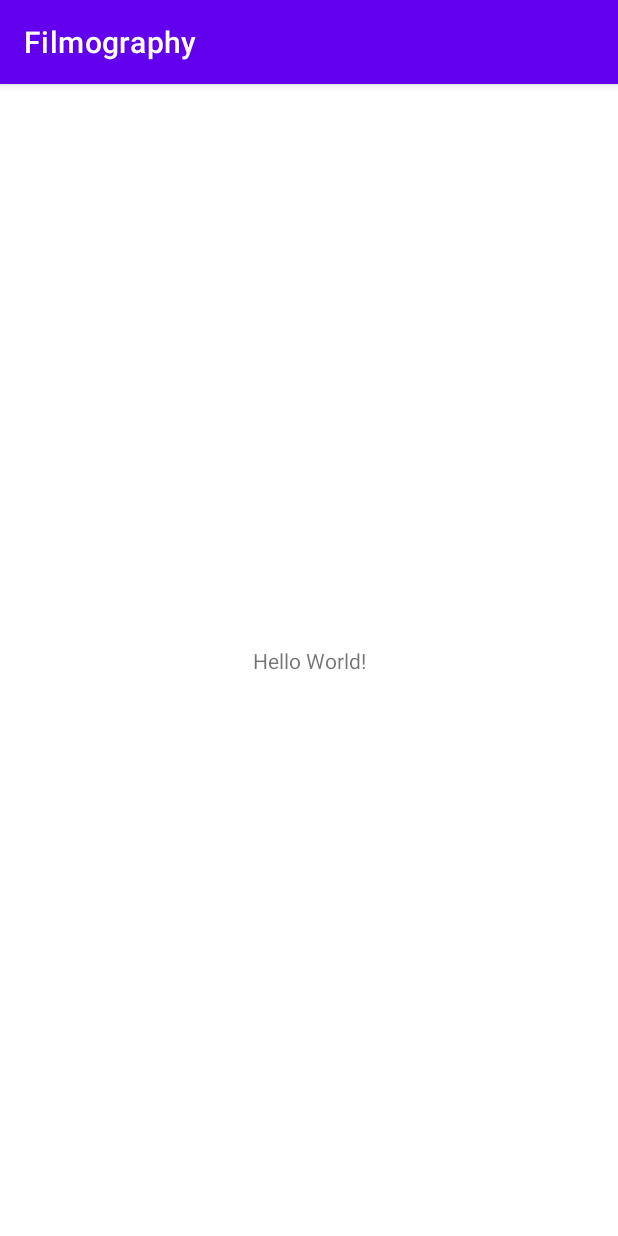
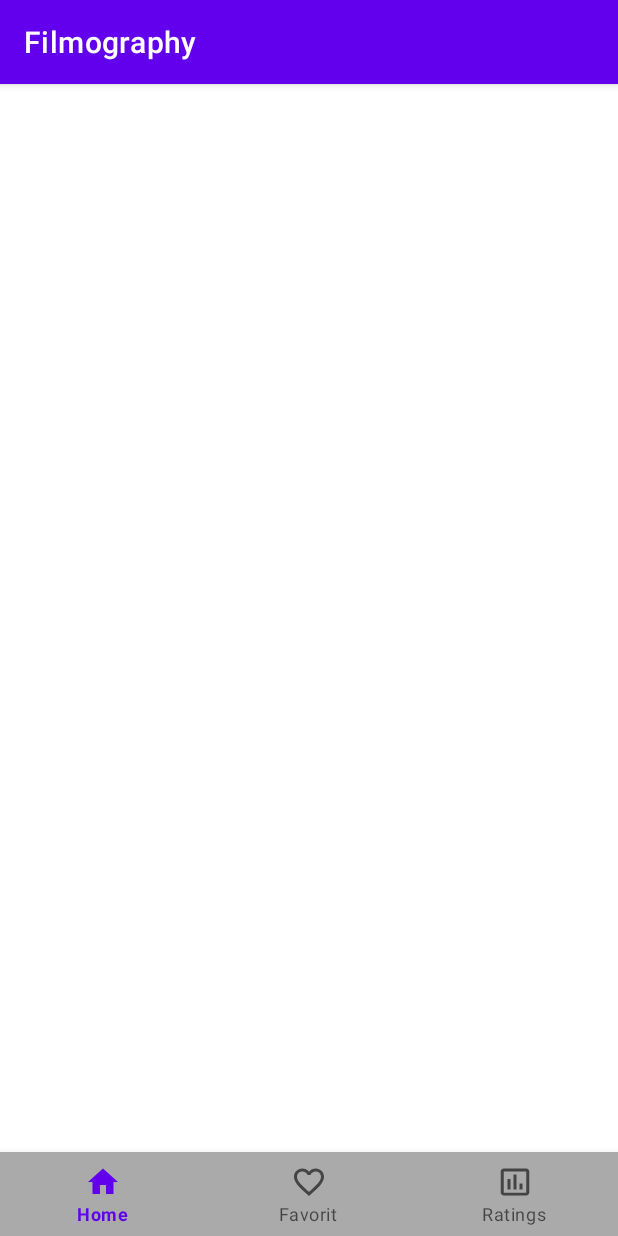
Before and after one commit to Harrier55/Filmography, an Android app: the screen it shows after launch (MainActivity), on a phone screen of 412 x 824 dp. Run offline under Robolectric (Android 15) with nearby library versions, the phone set to English and light mode, and no system bars.

Commit message:
add bottom navigation menu in layout main activity

```diff
--- /dev/null
+++ b/app/src/main/res/drawable/ic_chart.xml
@@ -0,0 +1,10 @@
+<vector xmlns:android="http://schemas.android.com/apk/res/android"
+    android:width="24dp"
+    android:height="24dp"
+    android:viewportWidth="24"
+    android:viewportHeight="24"
+    android:tint="?attr/colorControlNormal">
+  <path
+      android:fillColor="@android:color/white"
+      android:pathData="M9,17L7,17v-7h2v7zM13,17h-2L11,7h2v10zM17,17h-2v-4h2v4zM19.5,19.1h-15L4.5,5h15v14.1zM19.5,3h-15c-1.1,0 -2,0.9 -2,2v14c0,1.1 0.9,2 2,2h15c1.1,0 2,-0.9 2,-2L21.5,5c0,-1.1 -0.9,-2 -2,-2z"/>
+</vector>
--- /dev/null
+++ b/app/src/main/res/drawable/ic_favorite.xml
@@ -0,0 +1,10 @@
+<vector xmlns:android="http://schemas.android.com/apk/res/android"
+    android:width="24dp"
+    android:height="24dp"
+    android:viewportWidth="24"
+    android:viewportHeight="24"
+    android:tint="?attr/colorControlNormal">
+  <path
+      android:fillColor="@android:color/white"
+      android:pathData="M16.5,3c-1.74,0 -3.41,0.81 -4.5,2.09C10.91,3.81 9.24,3 7.5,3 4.42,3 2,5.42 2,8.5c0,3.78 3.4,6.86 8.55,11.54L12,21.35l1.45,-1.32C18.6,15.36 22,12.28 22,8.5 22,5.42 19.58,3 16.5,3zM12.1,18.55l-0.1,0.1 -0.1,-0.1C7.14,14.24 4,11.39 4,8.5 4,6.5 5.5,5 7.5,5c1.54,0 3.04,0.99 3.57,2.36h1.87C13.46,5.99 14.96,5 16.5,5c2,0 3.5,1.5 3.5,3.5 0,2.89 -3.14,5.74 -7.9,10.05z"/>
+</vector>
--- /dev/null
+++ b/app/src/main/res/drawable/ic_home.xml
@@ -0,0 +1,10 @@
+<vector xmlns:android="http://schemas.android.com/apk/res/android"
+    android:width="24dp"
+    android:height="24dp"
+    android:viewportWidth="24"
+    android:viewportHeight="24"
+    android:tint="?attr/colorControlNormal">
+  <path
+      android:fillColor="@android:color/white"
+      android:pathData="M10,20v-6h4v6h5v-8h3L12,3 2,12h3v8z"/>
+</vector>
--- a/app/src/main/res/layout/activity_main.xml
+++ b/app/src/main/res/layout/activity_main.xml
@@ -1,18 +1,26 @@
 <?xml version="1.0" encoding="utf-8"?>
-<androidx.constraintlayout.widget.ConstraintLayout xmlns:android="http://schemas.android.com/apk/res/android"
+<LinearLayout
+    xmlns:android="http://schemas.android.com/apk/res/android"
     xmlns:app="http://schemas.android.com/apk/res-auto"
     xmlns:tools="http://schemas.android.com/tools"
     android:layout_width="match_parent"
     android:layout_height="match_parent"
+    android:orientation="vertical"
+
     tools:context=".MainActivity">
 
-    <TextView
-        android:layout_width="wrap_content"
-        android:layout_height="wrap_content"
-        android:text="Hello World!"
-        app:layout_constraintBottom_toBottomOf="parent"
-        app:layout_constraintLeft_toLeftOf="parent"
-        app:layout_constraintRight_toRightOf="parent"
-        app:layout_constraintTop_toTopOf="parent" />
+        <FrameLayout
+            android:id="@+id/fragment_container"
+            android:layout_width="match_parent"
+            android:layout_height="0dp"
+            android:layout_weight="1">
+        </FrameLayout>
 
-</androidx.constraintlayout.widget.ConstraintLayout>
+        <com.google.android.material.bottomnavigation.BottomNavigationView
+            android:id="@+id/bottom_navigation"
+            android:layout_width="match_parent"
+            android:layout_height="wrap_content"
+            app:backgroundTint="@color/gray"
+            app:menu="@menu/bottom_navigation_menu"/>
+
+</LinearLayout>
--- /dev/null
+++ b/app/src/main/res/menu/bottom_navigation_menu.xml
@@ -0,0 +1,20 @@
+<?xml version="1.0" encoding="utf-8"?>
+<menu xmlns:android="http://schemas.android.com/apk/res/android">
+
+    <item
+        android:id="@+id/home_bottom_navigation"
+        android:title="Home"
+        android:icon="@drawable/ic_home"/>
+
+    <item
+        android:id="@+id/favorit_bottom_navigation"
+        android:title="Favorit"
+        android:icon="@drawable/ic_favorite"/>
+
+    <item
+        android:id="@+id/ratings_bottom_navigation"
+        android:title="Ratings"
+        android:icon="@drawable/ic_chart"/>
+
+
+</menu>
--- a/app/src/main/res/values/colors.xml
+++ b/app/src/main/res/values/colors.xml
@@ -7,4 +7,5 @@
     <color name="teal_700">#FF018786</color>
     <color name="black">#FF000000</color>
     <color name="white">#FFFFFFFF</color>
+    <color name="gray">#FFAAAAAA</color>
 </resources>
```
